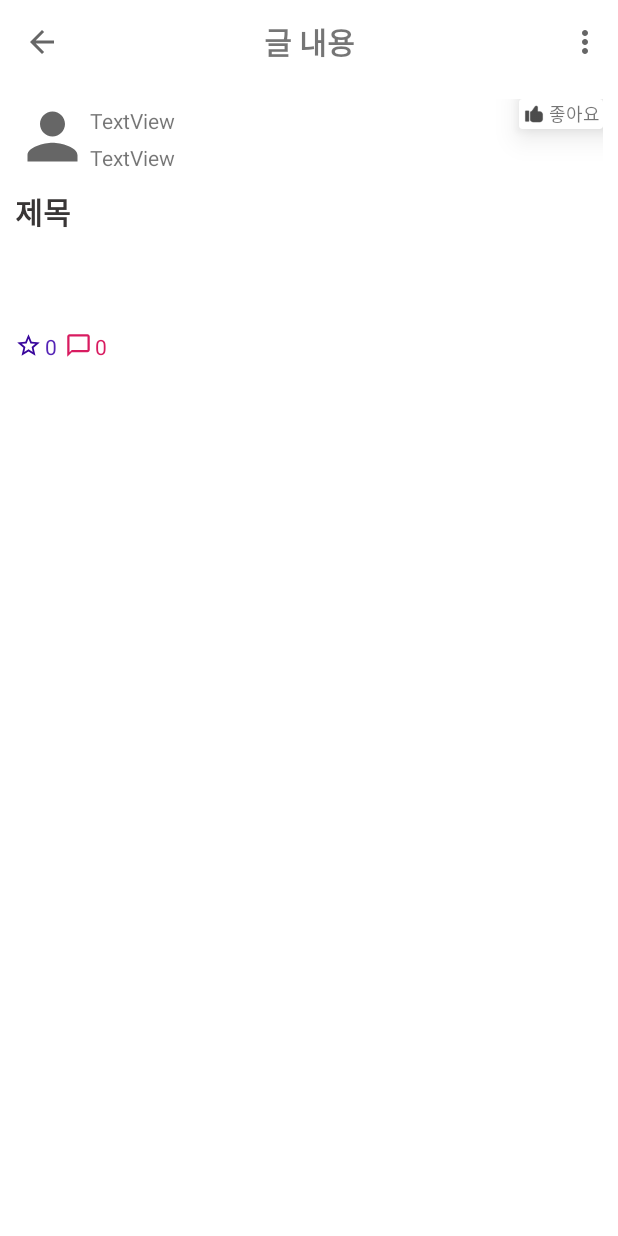
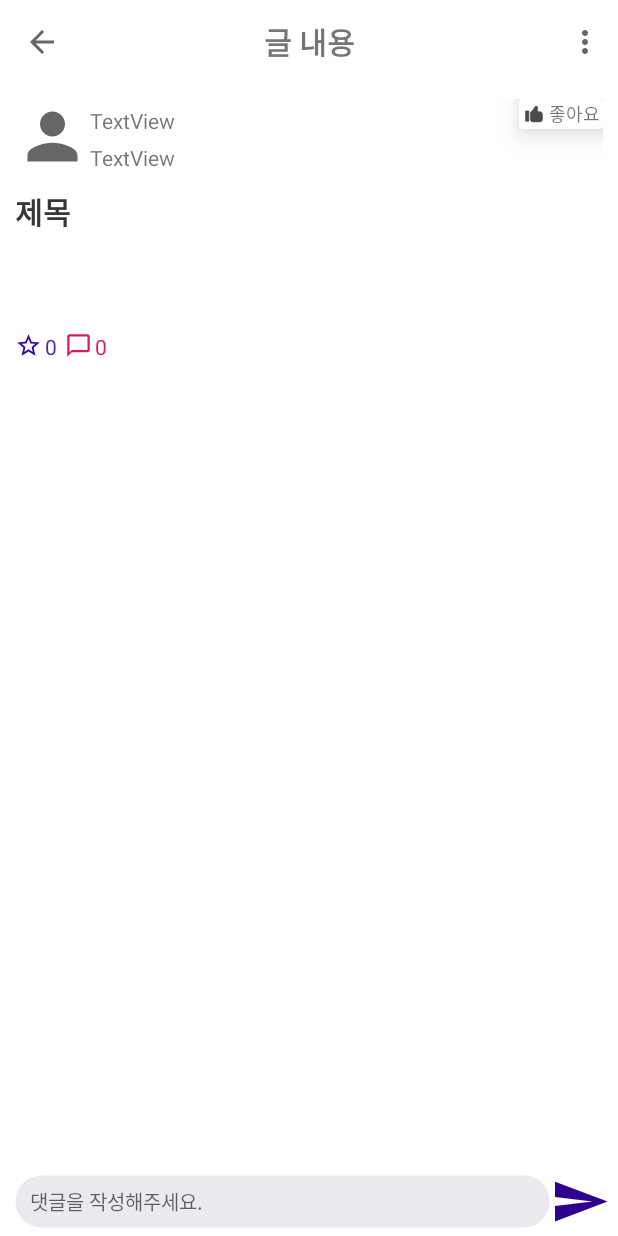
Before and after one commit to jin7011/store, an Android app: the PostActivity screen opened directly, with no data from a screen before it, on a phone screen of 412 x 824 dp. Run offline under Robolectric (Android 15) with nearby library versions, the phone set to English and light mode, and no system bars; our stand-ins replace Firebase (no records; nobody signed in at launch, a user with empty details on screens opened directly); 9 statements that could not run were skipped.

Commit message:
4/3일 댓글텍스트까지 레이아웃완성

```diff
--- a/snsproject/app/src/main/AndroidManifest.xml
+++ b/snsproject/app/src/main/AndroidManifest.xml
@@ -18,7 +18,8 @@
         android:roundIcon="@mipmap/ic_launcher_round"
         android:supportsRtl="true"
         android:theme="@style/Theme.Snsproject">
-        <activity android:name=".Activities.PostActivity"></activity>
+        <activity android:name=".Activities.PostActivity"
+            android:windowSoftInputMode="adjustResize" />
         <activity android:name=".Activities.PermissionActivity">
             <intent-filter>
                 <action android:name="android.intent.action.MAIN" />
@@ -28,7 +29,8 @@
         </activity>
         <activity
             android:name=".Activities.WritePostActivity"
-            android:windowSoftInputMode="adjustResize" />
+            android:windowSoftInputMode="adjustResize"
+            />
         <activity android:name=".Activities.Password_resetActivity" />
         <activity android:name=".Activities.MainActivity" />
         <activity android:name=".Activities.SignActivity" />
--- a/snsproject/app/src/main/java/com/example/sns_project/fragment/BoardFragment.java
+++ b/snsproject/app/src/main/java/com/example/sns_project/fragment/BoardFragment.java
@@ -129,6 +129,7 @@ public class BoardFragment extends Fragment {
         }
 
     }
+    //todo 댓글을 달고오면 리셋 ( 한마디로 포스트내에서 뭔가를 하고 오면 리셋 아니면 굳이 보고온 것만으로는 갱신 x )
 
     private void GoodPressed(String docid) { //좋아요
 
@@ -141,8 +142,7 @@ public class BoardFragment extends Fragment {
         for(int x =0; x<postList.size(); x++){
             // 좋아요의 경우 보이기엔 그냥 +1로 해주자 새로 갱신해줄만큼 가치있지않음
             // 보통 좋아요 누르면 +1 되는거보고 그냥 가니까, 그게 아니라 궁금하면 새로고침했을 때 db에서 좋아요 불러오므로 확실하게 확인가능.
-            //(todo)삭제와 좋아요는 리사이클러뷰의 위치를 유지시켜주자.
-            //todo 게시글에 좋아요 안올라가는 버그 발생 -> main에서 docid를 정확하게 받아오면서부터 이상하게 upscroll마저도 좋아요 리셋이 안됌 diff에서 똑같다고 판단함 , 웃긴건 downscroll하면 정상표기됌 아무래도 자료형을 유심히봐야겟음
+            //todo 사용자가 많아지면 포스트에서 어떠한 활동이라도 하고 나오면 해당 게시물만이 아니라 전부 리셋해주는 경우가 필요할 듯 그 경우는 actedOnPost같은 함수 만들어서 하나에 다 집어넣는게 좋을듯
             PostInfo postInfo = postList.get(x);
             if(postInfo.getDocid().equals(docid)){
                 ArrayList<PostInfo> temp;
--- /dev/null
+++ b/snsproject/app/src/main/res/drawable/ic_comment_send_24.xml
@@ -0,0 +1,11 @@
+<vector xmlns:android="http://schemas.android.com/apk/res/android"
+    android:width="24dp"
+    android:height="24dp"
+    android:viewportWidth="24"
+    android:viewportHeight="24"
+    android:tint="#2F008F"
+    android:autoMirrored="true">
+  <path
+      android:fillColor="@android:color/white"
+      android:pathData="M2.01,21L23,12 2.01,3 2,10l15,2 -15,2z"/>
+</vector>
--- a/snsproject/app/src/main/res/layout/activity_post.xml
+++ b/snsproject/app/src/main/res/layout/activity_post.xml
@@ -25,9 +25,22 @@
         </TextView>
     </androidx.appcompat.widget.Toolbar>
 
-    <ScrollView
+    <androidx.constraintlayout.widget.ConstraintLayout
         android:layout_width="match_parent"
         android:layout_height="match_parent">
+
+        <ScrollView
+            android:id="@+id/scrollView3"
+            android:layout_width="match_parent"
+            android:layout_height="match_parent"
+            android:focusable="true"
+            android:focusableInTouchMode="true"
+            app:layout_constrainedHeight="true"
+            app:layout_constrainedWidth="true"
+            app:layout_constraintBottom_toTopOf="@id/c"
+            app:layout_constraintEnd_toEndOf="parent"
+            app:layout_constraintStart_toStartOf="parent"
+            app:layout_constraintTop_toTopOf="parent">
 
             <LinearLayout
                 android:layout_width="match_parent"
@@ -208,8 +221,45 @@
                         android:layout_width="match_parent"
                         android:layout_height="match_parent" />
                 </LinearLayout>
+
             </LinearLayout>
 
         </ScrollView>
 
+        <LinearLayout
+            android:id="@+id/c"
+            android:layout_width="match_parent"
+            android:layout_height="wrap_content"
+            android:background="#FFFFFF"
+            android:paddingStart="10dp"
+            android:paddingTop="5dp"
+            android:paddingEnd="5dp"
+            android:paddingBottom="5dp"
+            app:layout_constrainedHeight="true"
+            app:layout_constrainedWidth="true"
+            app:layout_constraintBottom_toBottomOf="parent"
+            app:layout_constraintEnd_toEndOf="parent"
+            app:layout_constraintStart_toStartOf="parent"
+            app:layout_constraintTop_toBottomOf="@id/scrollView3">
+
+            <EditText
+                android:layout_width="match_parent"
+                android:layout_height="match_parent"
+                android:layout_weight="1"
+                android:background="@drawable/corner"
+                android:backgroundTint="#6FD4CEDA"
+                android:hint="댓글을 작성해주세요."
+                android:paddingStart="10dp"
+                android:textSize="13sp" />
+
+            <ImageButton
+                android:id="@+id/imageButton3"
+                android:layout_width="80dp"
+                android:layout_height="35dp"
+                android:layout_weight="1"
+                android:background="@drawable/ic_comment_send_24" />
+
         </LinearLayout>
+    </androidx.constraintlayout.widget.ConstraintLayout>
+
+</LinearLayout>
```
Lines whose indentation alone changed are shown as unchanged.
